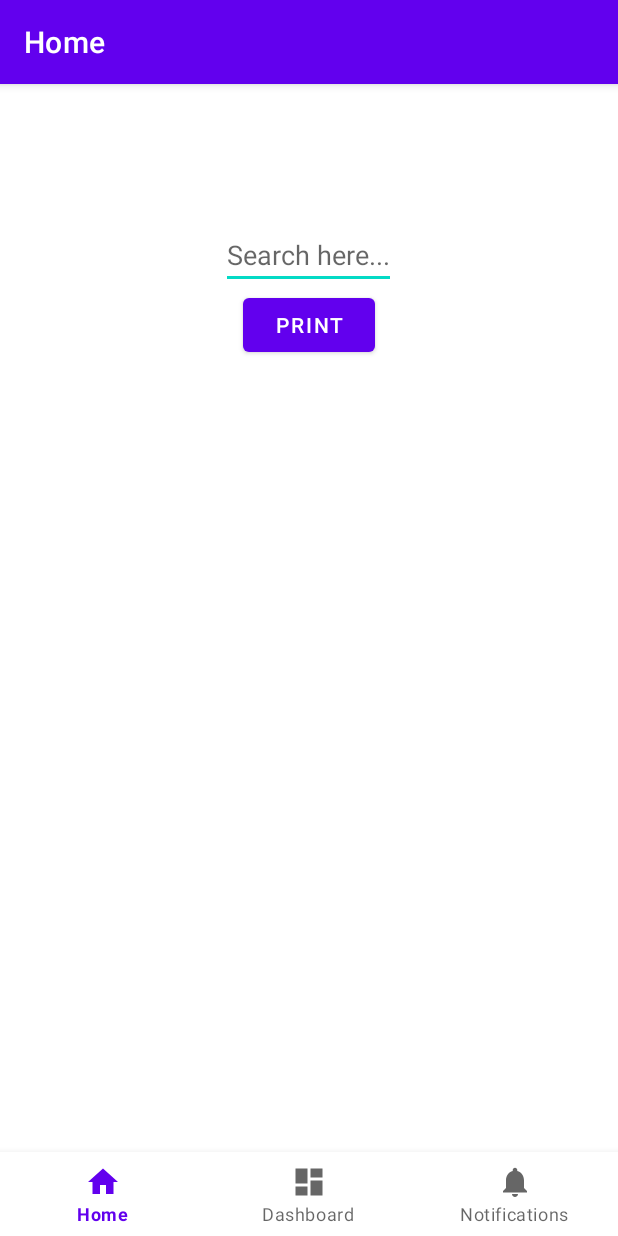
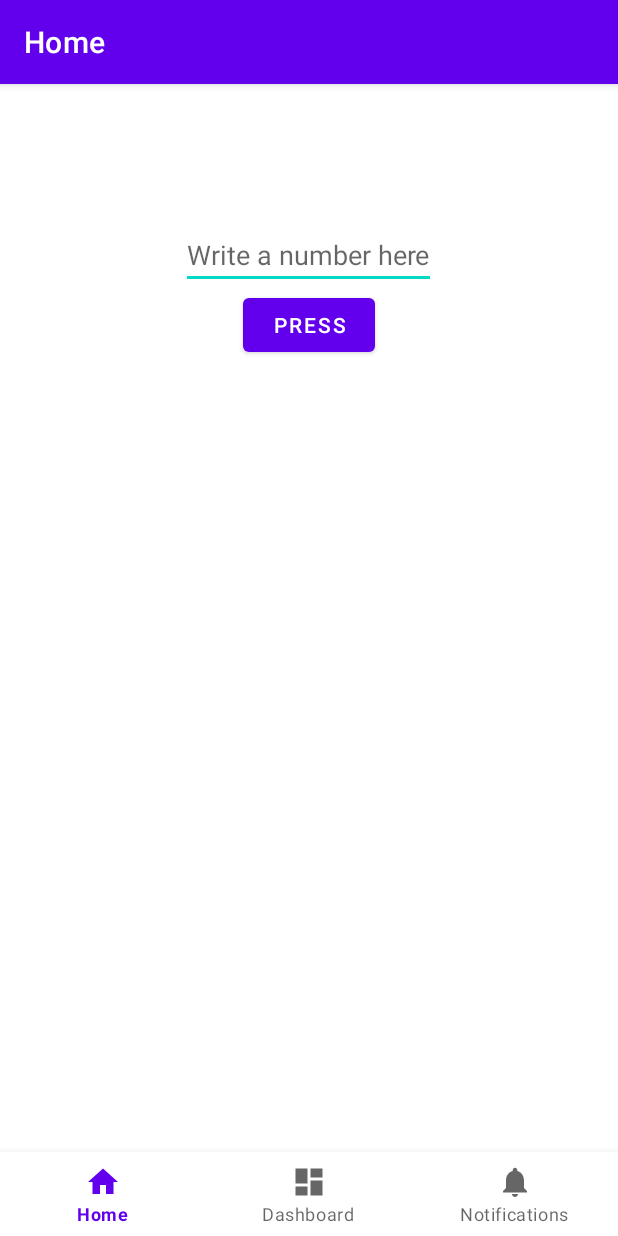
Before and after one commit to Damidjo/Develhope-Android2, an Android app: the screen it shows after launch (MainActivity), on a phone screen of 412 x 824 dp. Run offline under Robolectric (Android 15) with nearby library versions, the phone set to English and light mode, and no system bars; our stand-ins replace navigation-ui.

```diff
--- a/app/src/main/res/layout/fragment_home.xml
+++ b/app/src/main/res/layout/fragment_home.xml
@@ -27,14 +27,14 @@
         android:id="@+id/editText"
         android:layout_width="wrap_content"
         android:layout_height="wrap_content"
-        android:hint="Search here..."
+        android:hint="@string/write_a_number_here"
         android:layout_gravity="center"/>
 
     <Button
         android:id="@+id/button"
         android:layout_width="wrap_content"
         android:layout_height="wrap_content"
-        android:text="PRINT"
+        android:text="@string/press"
         android:layout_gravity="center"/>
 
 
--- a/app/src/main/res/values/strings.xml
+++ b/app/src/main/res/values/strings.xml
@@ -3,4 +3,6 @@
     <string name="title_home">Home</string>
     <string name="title_dashboard">Dashboard</string>
     <string name="title_notifications">Notifications</string>
+    <string name="write_a_number_here">Write a number here</string>
+    <string name="press">press</string>
 </resources>
```
Also changed, not shown: app/src/main/java/com/android/example/develhopeandroid2/ui/home/HomeFragment.kt (+6 -7 lines).
